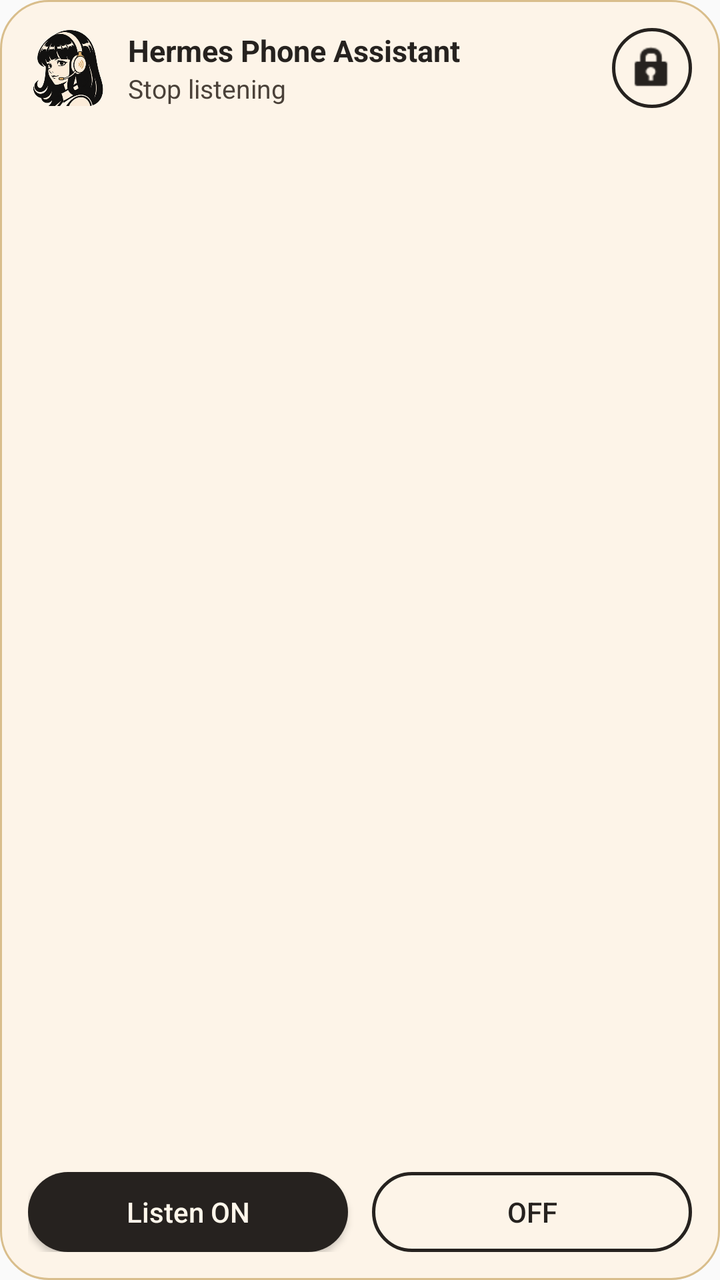
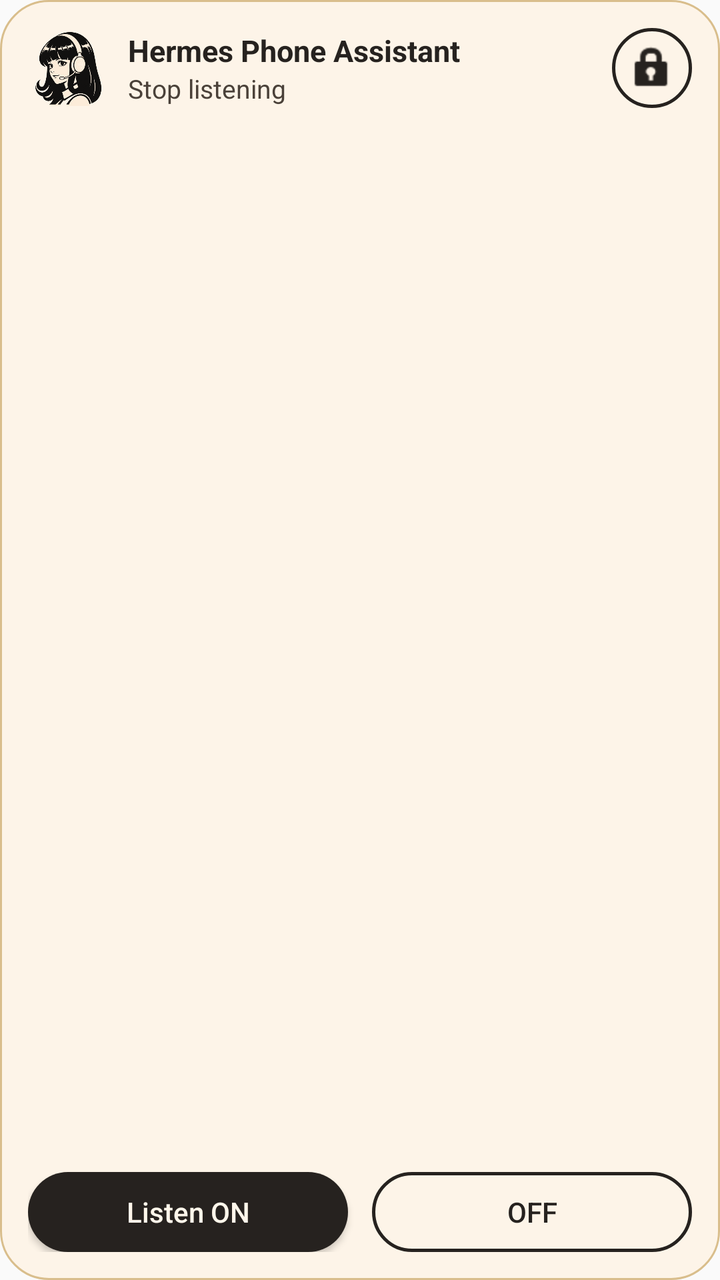

An Android layout rendered at two revisions. The XML below is the earlier revision; the diff shows what the commit changed to produce the second picture.
<!-- AndroidManifest.xml: application theme Theme.MistConnect -->
<!-- res/layout/voice_widget.xml -->
<?xml version="1.0" encoding="utf-8"?>
<LinearLayout xmlns:android="http://schemas.android.com/apk/res/android"
    android:layout_width="match_parent"
    android:layout_height="match_parent"
    android:orientation="vertical"
    android:padding="14dp"
    android:background="@drawable/widget_card">

    <LinearLayout
        android:layout_width="match_parent"
        android:layout_height="wrap_content"
        android:orientation="horizontal"
        android:gravity="center_vertical">

        <ImageView
            android:layout_width="40dp"
            android:layout_height="40dp"
            android:src="@drawable/nous_girl_portrait"
            android:scaleType="fitCenter"
            android:importantForAccessibility="no" />

        <LinearLayout
            android:layout_width="0dp"
            android:layout_height="wrap_content"
            android:layout_weight="1"
            android:layout_marginStart="10dp"
            android:orientation="vertical">

            <TextView
                android:layout_width="match_parent"
                android:layout_height="wrap_content"
                android:text="@string/widget_title"
                android:textColor="#26221F"
                android:textSize="15sp"
                android:textStyle="bold"
                android:maxLines="1"
                android:ellipsize="end" />

            <TextView
                android:id="@+id/voice_state"
                android:layout_width="match_parent"
                android:layout_height="wrap_content"
                android:text="@string/action_listen_off"
                android:textColor="#4A4139"
                android:textSize="13sp"
                android:maxLines="2"
                android:ellipsize="end" />
        </LinearLayout>

        <ImageButton
            android:id="@+id/voice_lock_settings"
            android:layout_width="40dp"
            android:layout_height="40dp"
            android:background="@drawable/widget_button_secondary"
            android:src="@android:drawable/ic_lock_idle_lock"
            android:tint="#26221F"
            android:contentDescription="@string/widget_lock_settings" />
    </LinearLayout>

    <TextView
        android:id="@+id/voice_lock_state"
        android:layout_width="match_parent"
        android:layout_height="0dp"
        android:layout_weight="1"
        android:layout_marginTop="6dp"
        android:textColor="#6B5F52"
        android:textSize="12sp"
        android:maxLines="2"
        android:ellipsize="end" />

    <LinearLayout
        android:layout_width="match_parent"
        android:layout_height="wrap_content"
        android:layout_marginTop="8dp"
        android:orientation="horizontal">

        <Button
            android:id="@+id/voice_on"
            android:layout_width="0dp"
            android:layout_height="40dp"
            android:layout_weight="1"
            android:layout_marginEnd="6dp"
            android:background="@drawable/widget_button_primary"
            android:text="@string/widget_listen_on"
            android:textAllCaps="false"
            android:textColor="#FFF7EB"
            android:textSize="14sp" />

        <Button
            android:id="@+id/voice_off"
            android:layout_width="0dp"
            android:layout_height="40dp"
            android:layout_weight="1"
            android:layout_marginStart="6dp"
            android:background="@drawable/widget_button_secondary"
            android:text="@string/widget_listen_off"
            android:textAllCaps="false"
            android:textColor="#26221F"
            android:textSize="14sp" />
    </LinearLayout>
</LinearLayout>
<!-- resources referenced by this layout -->
<resources>
  <!-- drawable nous_girl_portrait: png bitmap (drawable-night-nodpi, 69197 bytes) -->
  <!-- drawable widget_button_primary (drawable) -->
  <?xml version="1.0" encoding="utf-8"?>
  <shape xmlns:android="http://schemas.android.com/apk/res/android" android:shape="rectangle">
      <solid android:color="#26221F" />
      <corners android:radius="20dp" />
  </shape>
  <!-- drawable widget_button_secondary (drawable) -->
  <?xml version="1.0" encoding="utf-8"?>
  <shape xmlns:android="http://schemas.android.com/apk/res/android" android:shape="rectangle">
      <solid android:color="#00000000" />
      <stroke android:width="1.5dp" android:color="#26221F" />
      <corners android:radius="20dp" />
  </shape>
  <!-- drawable widget_card (drawable) -->
  <?xml version="1.0" encoding="utf-8"?>
  <shape xmlns:android="http://schemas.android.com/apk/res/android" android:shape="rectangle">
      <solid android:color="#FDF4E8" />
      <stroke android:width="1dp" android:color="#D9BE8C" />
      <corners android:radius="24dp" />
  </shape>
  <string name="action_listen_off">Stop listening</string>
  <string name="widget_listen_off">OFF</string>
  <string name="widget_listen_on">Listen ON</string>
  <string name="widget_lock_settings">Extend Unlock settings</string>
  <string name="widget_title">Hermes Phone Assistant</string>
  <style name="Theme.MistConnect" parent="android:Theme.Material.Light.NoActionBar">
          <item name="android:alertDialogTheme">@style/Theme.MistConnect.Dialog</item>
      </style>
  <style name="Theme.MistConnect.Dialog" parent="android:Theme.Material.Light.Dialog.Alert">
          <item name="android:windowBackground">@drawable/mist_dialog_background</item>
          <item name="android:colorBackground">@color/mist_dialog_surface</item>
          <item name="android:colorPrimary">@color/mist_dialog_ink</item>
          <item name="android:colorAccent">@color/mist_dialog_action</item>
          <item name="android:textColorPrimary">@color/mist_dialog_ink</item>
          <item name="android:textColorSecondary">@color/mist_dialog_body</item>
          <item name="android:textColorAlertDialogListItem">@color/mist_dialog_ink</item>
          <item name="android:windowTitleStyle">@style/MistDialogTitle</item>
      </style>
  <!-- drawable mist_dialog_background (drawable) -->
  <?xml version="1.0" encoding="utf-8"?>
  <inset xmlns:android="http://schemas.android.com/apk/res/android" android:inset="16dp">
      <shape android:shape="rectangle">
          <corners android:radius="24dp" />
          <solid android:color="@color/mist_dialog_surface" />
          <stroke android:width="1dp" android:color="@color/mist_dialog_outline" />
      </shape>
  </inset>
  <color name="mist_dialog_surface">#FFFFF8EE</color>
  <color name="mist_dialog_ink">#FF26221F</color>
  <color name="mist_dialog_action">#FF6D5030</color>
  <color name="mist_dialog_body">#FF554C43</color>
  <style name="MistDialogTitle" parent="android:TextAppearance.Material.DialogWindowTitle">
          <item name="android:textColor">@color/mist_dialog_ink</item>
      </style>
  <color name="mist_dialog_outline">#FFD4C7B8</color>
</resources>

<!-- the commit's change to res/layout/voice_widget.xml (unified diff, before → after) -->
@@ -2,6 +2,7 @@
 <LinearLayout xmlns:android="http://schemas.android.com/apk/res/android"
     android:layout_width="match_parent"
     android:layout_height="match_parent"
+    android:id="@+id/widget_root"
     android:orientation="vertical"
     android:padding="14dp"
     android:background="@drawable/widget_card">
@@ -13,9 +14,10 @@
         android:gravity="center_vertical">
 
         <ImageView
+            android:id="@+id/widget_mascot"
             android:layout_width="40dp"
             android:layout_height="40dp"
-            android:src="@drawable/nous_girl_portrait"
+            android:src="@drawable/nous_girl_portrait_base"
             android:scaleType="fitCenter"
             android:importantForAccessibility="no" />
 
@@ -27,6 +29,7 @@
             android:orientation="vertical">
 
             <TextView
+                android:id="@+id/widget_title"
                 android:layout_width="match_parent"
                 android:layout_height="wrap_content"
                 android:text="@string/widget_title"
<!-- resource entries referenced after the edit -->
@@ -1,6 +1,6 @@
 <!-- resources referenced by this layout -->
 <resources>
-  <!-- drawable nous_girl_portrait: png bitmap (drawable-night-nodpi, 69197 bytes) -->
+  <!-- drawable nous_girl_portrait_base: png bitmap (drawable-nodpi, 69368 bytes) -->
   <!-- drawable widget_button_primary (drawable) -->
   <?xml version="1.0" encoding="utf-8"?>
   <shape xmlns:android="http://schemas.android.com/apk/res/android" android:shape="rectangle">
